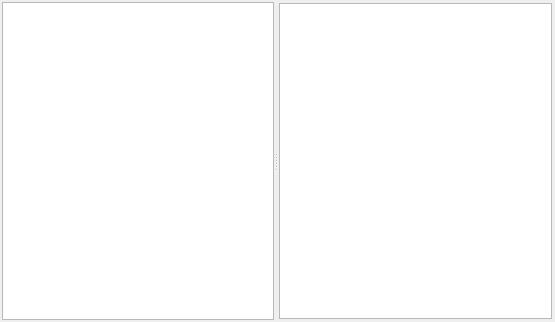
Old version of the form ui/manuscript_view.ui in the repository zkovari/plotlyst.
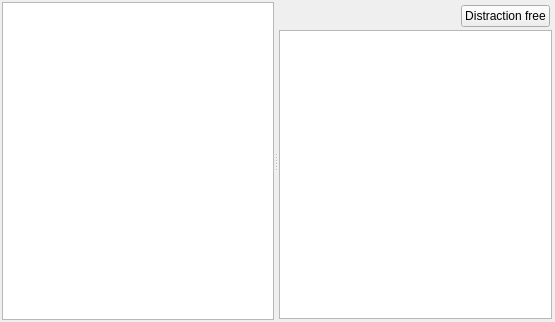
New version of the form. The open tabs and pages were chosen to show the change. Custom widgets are drawn as their Qt base class.

Commit message: Add distraction free mode

```diff
--- a/ui/manuscript_view.ui
+++ b/ui/manuscript_view.ui
@@ -60,6 +60,65 @@
         <property name="bottomMargin">
          <number>1</number>
         </property>
+        <item>
+         <widget class="QWidget" name="widget" native="true">
+          <layout class="QHBoxLayout" name="horizontalLayout_2">
+           <property name="spacing">
+            <number>3</number>
+           </property>
+           <property name="leftMargin">
+            <number>2</number>
+           </property>
+           <property name="topMargin">
+            <number>2</number>
+           </property>
+           <property name="rightMargin">
+            <number>2</number>
+           </property>
+           <property name="bottomMargin">
+            <number>2</number>
+           </property>
+           <item>
+            <spacer name="horizontalSpacer">
+             <property name="orientation">
+              <enum>Qt::Horizontal</enum>
+             </property>
+             <property name="sizeHint" stdset="0">
+              <size>
+               <width>40</width>
+               <height>20</height>
+              </size>
+             </property>
+            </spacer>
+           </item>
+           <item>
+            <widget class="QPushButton" name="btnDistractionFree">
+             <property name="sizePolicy">
+              <sizepolicy hsizetype="Maximum" vsizetype="Fixed">
+               <horstretch>0</horstretch>
+               <verstretch>0</verstretch>
+              </sizepolicy>
+             </property>
+             <property name="maximumSize">
+              <size>
+               <width>16777215</width>
+               <height>16777215</height>
+              </size>
+             </property>
+             <property name="cursor">
+              <cursorShape>PointingHandCursor</cursorShape>
+             </property>
+             <property name="text">
+              <string>Distraction free</string>
+             </property>
+             <property name="base" stdset="0">
+              <bool>true</bool>
+             </property>
+            </widget>
+           </item>
+          </layout>
+         </widget>
+        </item>
         <item>
          <widget class="RichTextEditor" name="textEdit"/>
         </item>
```
Left out of the diff: 2 changed lines with no effect on the pictures. The commit also changes 4 other files.
